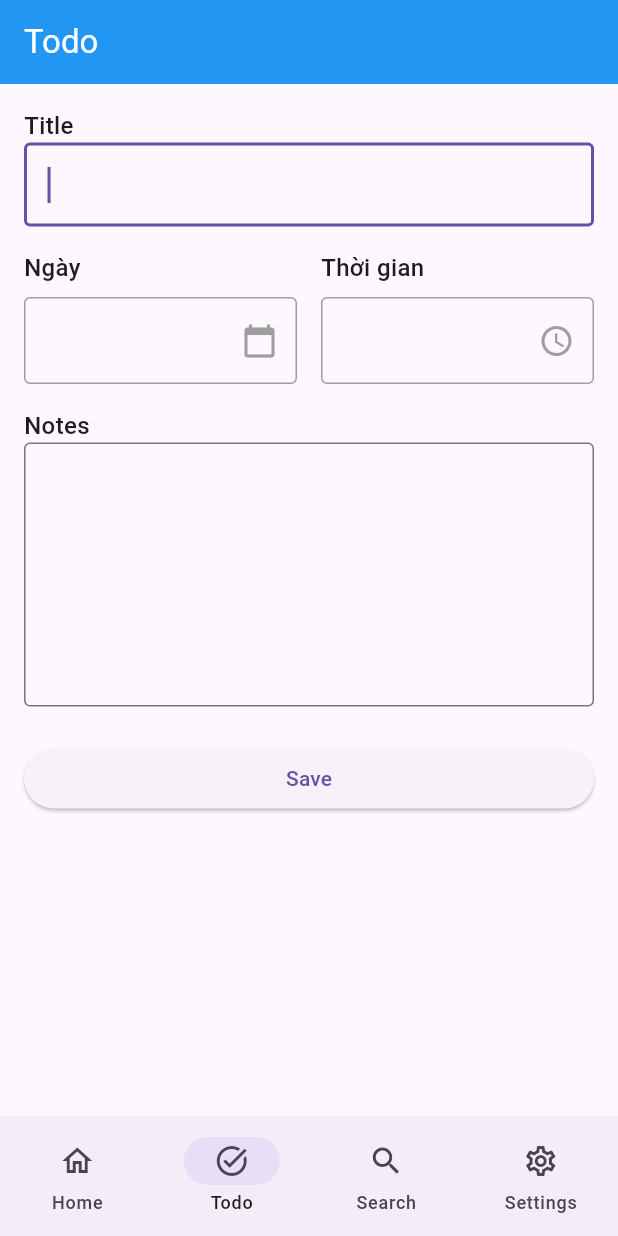
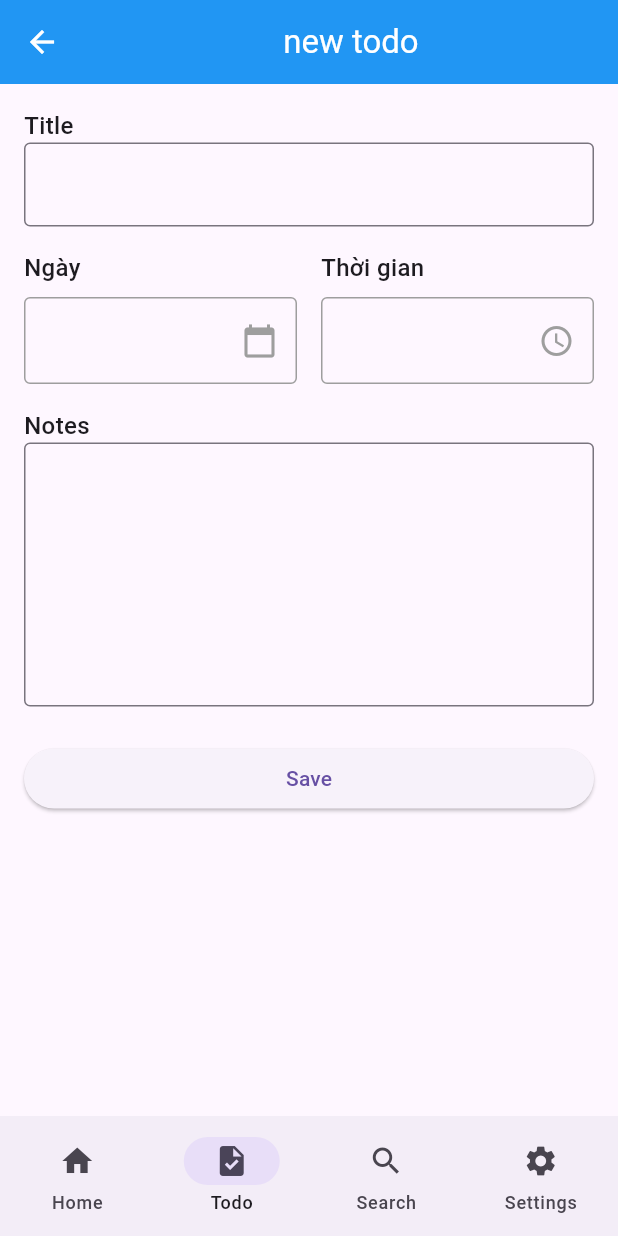
Before and after one commit to nxhung2304/todo_app_riverpod, a Flutter app: the screen it shows after launch, item 2 of the bottom bar chosen, after a tap on "Add new 1", on a phone screen of 412 x 824 dp. Run offline on Flutter 3.47's test engine with Material 3 defaults, Android fonts, the phone set to English and light mode, and no system bars; our stand-ins replace flutter_hooks, freezed_annotation, go_router, hooks_riverpod, riverpod_annotation; generated files the repository leaves out were written again.

Commit message:
use simple appbar instead of shellpage

```diff
--- a/lib/config/router/app_router.dart
+++ b/lib/config/router/app_router.dart
@@ -1,7 +1,4 @@
 import 'package:go_router/go_router.dart';
-import 'package:learn_riverpod/config/router/app_routes.dart';
-import 'package:learn_riverpod/features/app/presentation/widgets/app_navigation.dart';
-
 import 'package:learn_riverpod/features/todo/presentation/pages/home_page.dart';
 import 'package:learn_riverpod/features/todo/presentation/pages/my_todo_page.dart';
 import 'package:learn_riverpod/features/todo/presentation/pages/new_todo_page.dart';
@@ -9,26 +6,14 @@ import 'package:learn_riverpod/features/todo/presentation/pages/search_page.dart
 import 'package:learn_riverpod/features/todo/presentation/pages/settings_page.dart';
 
 final appRouter = GoRouter(
-  initialLocation: AppRoutes.home,
-  routes: [
-    StatefulShellRoute.indexedStack(
-      builder: (context, state, navigationShell) {
-        return AppNavigation(navigationShell: navigationShell);
-      },
-      branches: [
-        StatefulShellBranch(
+  initialLocation: '/home',
   routes: [
     GoRoute(
-              path: AppRoutes.home,
+      path: '/home',
       builder: (context, state) => HomePage(),
     ),
-          ],
-        ),
-
-        StatefulShellBranch(
-          routes: [
     GoRoute(
-              path: AppRoutes.todo,
+      path: '/todo',
       builder: (context, state) => MyTodoPage(),
       routes: [
         GoRoute(
@@ -37,27 +22,13 @@ final appRouter = GoRouter(
         ),
       ],
     ),
-          ],
-        ),
-
-        StatefulShellBranch(
-          routes: [
     GoRoute(
-              path: AppRoutes.search,
+      path: '/search',
       builder: (context, state) => SearchPage(),
     ),
-          ],
-        ),
-
-        StatefulShellBranch(
-          routes: [
     GoRoute(
-              path: AppRoutes.settings,
+      path: '/settings',
       builder: (context, state) => SettingsPage(),
     ),
   ],
-        ),
-      ],
-    ),
-  ],
 );
--- a/lib/features/app/presentation/widgets/adaptive_app_bar.dart
+++ /dev/null
@@ -1,35 +0,0 @@
-import 'package:flutter/material.dart';
-import 'package:hooks_riverpod/hooks_riverpod.dart';
-import 'package:learn_riverpod/features/app/presentation/providers/app_bar_controller_provider.dart';
-
-class AdaptiveAppBar extends ConsumerWidget implements PreferredSizeWidget {
-  const AdaptiveAppBar({super.key});
-
-  @override
-  Widget build(BuildContext context, WidgetRef ref) {
-    final appBarState = ref.watch(appBarControllerProvider);
-
-    Widget? buildLeading() {
-      return appBarState.showBackButton
-          ? IconButton(
-            icon: const Icon(Icons.arrow_back),
-            onPressed:
-                appBarState.onBackPressed ?? () => Navigator.of(context).pop(),
-          )
-          : null;
-    }
-
-    return AppBar(
-      title: Text(appBarState.title),
-      backgroundColor: appBarState.backgroundColor,
-      foregroundColor: appBarState.foregroundColor,
-      centerTitle: appBarState.centerTitle,
-      elevation: appBarState.elevation,
-      leading: buildLeading(),
-      actions: appBarState.actions,
-    );
-  }
-
-  @override
-  Size get preferredSize => const Size.fromHeight(kToolbarHeight);
-}
--- a/lib/features/app/presentation/widgets/adaptive_bottom_app_bar.dart
+++ /dev/null
@@ -1,73 +0,0 @@
-import 'package:flutter/material.dart';
-import 'package:go_router/go_router.dart';
-import 'package:hooks_riverpod/hooks_riverpod.dart';
-import 'package:learn_riverpod/features/app/presentation/providers/app_bar_config_provider.dart';
-import 'package:learn_riverpod/features/app/presentation/providers/app_bar_controller_provider.dart';
-
-class AdaptiveBottomAppBar extends ConsumerWidget {
-  final StatefulNavigationShell navigationShell;
-
-  const AdaptiveBottomAppBar({super.key, required this.navigationShell});
-
-  @override
-  Widget build(BuildContext context, WidgetRef ref) {
-    final appBarState = ref.watch(appBarControllerProvider);
-
-    if (!appBarState.showBottomNav) {
-      return const SizedBox.shrink();
-    }
-
-    return NavigationBar(
-      selectedIndex: navigationShell.currentIndex,
-      onDestinationSelected: (index) {
-        final isOtherTab = index != navigationShell.currentIndex;
-        if (isOtherTab) {
-          _updateAppBarForTab(ref, index);
-        }
-
-        navigationShell.goBranch(index);
-      },
-      destinations: const [
-        NavigationDestination(
-          icon: Icon(Icons.home_outlined),
-          selectedIcon: Icon(Icons.home),
-          label: 'Home',
-        ),
-        NavigationDestination(
-          icon: Icon(Icons.task_alt_outlined),
-          selectedIcon: Icon(Icons.task_alt),
-          label: 'Todo',
-        ),
-        NavigationDestination(
-          icon: Icon(Icons.search_outlined),
-          selectedIcon: Icon(Icons.search),
-          label: 'Search',
-        ),
-        NavigationDestination(
-          icon: Icon(Icons.settings_outlined),
-          selectedIcon: Icon(Icons.settings),
-          label: 'Settings',
-        ),
-      ],
-    );
-  }
-
-  void _updateAppBarForTab(WidgetRef ref, int tabIndex) {
-    final appBarDefaultConfig = ref.read(appBarConfigProvider.notifier);
-
-    switch (tabIndex) {
-      case 0:
-        appBarDefaultConfig.setHomeConfig();
-        break;
-      case 1:
-        appBarDefaultConfig.setTodoListConfig();
-        break;
-      case 2:
-        appBarDefaultConfig.setSearchConfig();
-        break;
-      case 3:
-        appBarDefaultConfig.setSettingsConfig();
-        break;
-    }
-  }
-}
--- a/lib/features/app/presentation/widgets/app_navigation.dart
+++ /dev/null
@@ -1,23 +0,0 @@
-// app_navigation.dart
-import 'package:flutter/material.dart';
-import 'package:go_router/go_router.dart';
-import 'package:hooks_riverpod/hooks_riverpod.dart';
-import 'package:learn_riverpod/features/app/presentation/widgets/adaptive_app_bar.dart';
-import 'package:learn_riverpod/features/app/presentation/widgets/adaptive_bottom_app_bar.dart';
-
-class AppNavigation extends ConsumerWidget {
-  final StatefulNavigationShell navigationShell;
-
-  const AppNavigation({super.key, required this.navigationShell});
-
-  @override
-  Widget build(BuildContext context, WidgetRef ref) {
-    return Scaffold(
-      appBar: const AdaptiveAppBar(),
-      body: navigationShell,
-      bottomNavigationBar: AdaptiveBottomAppBar(
-        navigationShell: navigationShell,
-      ),
-    );
-  }
-}
--- /dev/null
+++ b/lib/features/app/presentation/widgets/shared_app_bar.dart
@@ -0,0 +1,27 @@
+import 'package:flutter/material.dart';
+import 'package:hooks_riverpod/hooks_riverpod.dart';
+
+class SharedAppBar extends ConsumerWidget implements PreferredSizeWidget {
+  final String title;
+  final Color backgroundColor;
+  final Color foregroundColor;
+
+  const SharedAppBar(
+    this.title,
+    this.backgroundColor,
+    this.foregroundColor, {
+    super.key,
+  });
+
+  @override
+  Widget build(BuildContext context, WidgetRef ref) {
+    return AppBar(
+      title: Center(child: Text(title)),
+      backgroundColor: backgroundColor,
+      foregroundColor: foregroundColor,
+    );
+  }
+
+  @override
+  Size get preferredSize => const Size.fromHeight(kToolbarHeight);
+}
--- /dev/null
+++ b/lib/features/app/presentation/widgets/shared_bottom_nav.dart
@@ -0,0 +1,56 @@
+import 'package:flutter/material.dart';
+import 'package:go_router/go_router.dart';
+import 'package:learn_riverpod/config/router/app_routes.dart';
+
+class SharedBottomNav extends StatelessWidget {
+  final String currentRoute;
+
+  const SharedBottomNav({super.key, required this.currentRoute});
+
+  @override
+  Widget build(BuildContext context) {
+    return NavigationBar(
+      selectedIndex: _getCurrentIndex(),
+      onDestinationSelected: (index) => _navigateToTab(context, index),
+      destinations: [
+        NavigationDestination(icon: Icon(Icons.home), label: 'Home'),
+        NavigationDestination(icon: Icon(Icons.task), label: 'Todo'),
+        NavigationDestination(icon: Icon(Icons.search), label: 'Search'),
+        NavigationDestination(icon: Icon(Icons.settings), label: 'Settings'),
+      ],
+    );
+  }
+
+  int _getCurrentIndex() {
+    switch (currentRoute) {
+      case '/home':
+        return 0;
+      case '/todo':
+        return 1;
+      case '/search':
+        return 2;
+      case '/settings':
+        return 3;
+      default:
+        if (currentRoute.startsWith('/todo')) return 1;
+        return 0;
+    }
+  }
+
+  void _navigateToTab(BuildContext context, int index) {
+    switch (index) {
+      case 0:
+        context.go(AppRoutes.home);
+        break;
+      case 1:
+        context.go(AppRoutes.todo);
+        break;
+      case 2:
+        context.go(AppRoutes.search);
+        break;
+      case 3:
+        context.go(AppRoutes.settings);
+        break;
+    }
+  }
+}
--- a/lib/features/todo/presentation/pages/home_page.dart
+++ b/lib/features/todo/presentation/pages/home_page.dart
@@ -1,11 +1,17 @@
 import 'package:flutter/material.dart';
-import 'package:hooks_riverpod/hooks_riverpod.dart';
+import 'package:learn_riverpod/config/router/app_routes.dart';
+import 'package:learn_riverpod/features/app/presentation/widgets/shared_app_bar.dart';
+import 'package:learn_riverpod/features/app/presentation/widgets/shared_bottom_nav.dart';
 
-class HomePage extends HookConsumerWidget {
+class HomePage extends StatelessWidget {
   const HomePage({super.key});
 
   @override
-  Widget build(BuildContext context, WidgetRef ref) {
-    return Text("Home page");
+  Widget build(BuildContext context) {
+    return Scaffold(
+      appBar: SharedAppBar('Home', Colors.blue, Colors.white),
+      body: Center(child: Text('Home Content 1')),
+      bottomNavigationBar: SharedBottomNav(currentRoute: AppRoutes.home),
+    );
   }
 }
--- a/lib/features/todo/presentation/pages/my_todo_page.dart
+++ b/lib/features/todo/presentation/pages/my_todo_page.dart
@@ -2,21 +2,27 @@ import 'package:flutter/material.dart';
 import 'package:go_router/go_router.dart';
 import 'package:hooks_riverpod/hooks_riverpod.dart';
 import 'package:learn_riverpod/config/router/app_routes.dart';
+import 'package:learn_riverpod/features/app/presentation/widgets/shared_app_bar.dart';
+import 'package:learn_riverpod/features/app/presentation/widgets/shared_bottom_nav.dart';
 
-class MyTodoPage extends HookConsumerWidget {
+class MyTodoPage extends HookConsumerWidget with RouteAware {
   const MyTodoPage({super.key});
 
   @override
   Widget build(BuildContext context, WidgetRef ref) {
-    return Column(
+    return Scaffold(
+      appBar: SharedAppBar('My todo', Colors.blue, Colors.white),
+      body: Column(
         children: [
           TextButton(
             child: Text("Add new 1"),
             onPressed: () {
-            context.go(AppRoutes.newTodo);
+              context.push(AppRoutes.newTodo);
             },
           ),
         ],
+      ),
+      bottomNavigationBar: SharedBottomNav(currentRoute: '/todo'),
     );
   }
 }
--- a/lib/features/todo/presentation/pages/new_todo_page.dart
+++ b/lib/features/todo/presentation/pages/new_todo_page.dart
@@ -67,13 +67,14 @@ import 'package:flutter/material.dart';
 import 'package:flutter_hooks/flutter_hooks.dart';
 import 'package:go_router/go_router.dart';
 import 'package:hooks_riverpod/hooks_riverpod.dart';
-import 'package:learn_riverpod/config/router/app_routes.dart';
+import 'package:learn_riverpod/features/app/presentation/widgets/shared_app_bar.dart';
+import 'package:learn_riverpod/features/app/presentation/widgets/shared_bottom_nav.dart';
 import 'package:learn_riverpod/features/todo/presentation/providers/new_todo_form_provider.dart';
 import 'package:learn_riverpod/features/todo/presentation/providers/submit_todo_provider.dart';
 import 'package:learn_riverpod/features/todo/presentation/services/new_todo_form_service.dart';
 import 'package:learn_riverpod/features/todo/presentation/validators/todo_validators.dart';
 import 'package:learn_riverpod/features/todo/presentation/widgets/date_form_field.dart';
-import 'package:learn_riverpod/features/todo/presentation/widgets/text_form_field.dart';
+import 'package:learn_riverpod/features/todo/presentation/widgets/input_form_field.dart';
 import 'package:learn_riverpod/features/todo/presentation/widgets/time_form_field.dart';
 
 class NewTodoPage extends HookConsumerWidget {
@@ -96,7 +97,8 @@ class NewTodoPage extends HookConsumerWidget {
               backgroundColor: Colors.green,
             ),
           );
-          context.go(AppRoutes.home);
+          context.pop();
+          // context.go(AppRoutes.home);
         },
         error: (error, _) {
           ScaffoldMessenger.of(context).showSnackBar(
@@ -112,7 +114,9 @@ class NewTodoPage extends HookConsumerWidget {
       );
     });
 
-    return Form(
+    return Scaffold(
+      appBar: SharedAppBar('new todo', Colors.blue, Colors.white),
+      body: Form(
         key: formKey,
         child: SingleChildScrollView(
           padding: EdgeInsets.all(16.0),
@@ -122,15 +126,9 @@ class NewTodoPage extends HookConsumerWidget {
               SizedBox(height: 16),
               Row(
                 children: [
-                Expanded(
-                  // ← Wrap date field
-                  child: _buildDateField(ref, formState.selectedDate),
-                ),
-                SizedBox(width: 16), // ← Space giữa 2 field
-                Expanded(
-                  // ← Wrap time field
-                  child: _buildTimeField(ref, formState.selectedTime),
-                ),
+                  Expanded(child: _buildDateField(ref, formState.selectedDate)),
+                  SizedBox(width: 16),
+                  Expanded(child: _buildTimeField(ref, formState.selectedTime)),
                 ],
               ),
               SizedBox(height: 16),
@@ -140,6 +138,8 @@ class NewTodoPage extends HookConsumerWidget {
             ],
           ),
         ),
+      ),
+      bottomNavigationBar: SharedBottomNav(currentRoute: '/todo'),
     );
   }
 
@@ -151,7 +151,7 @@ class NewTodoPage extends HookConsumerWidget {
           "Title",
           style: TextStyle(fontSize: 16, fontWeight: FontWeight.w500),
         ),
-        BaseTextFormField(
+        InputFormField(
           validator: TodoValidators.validateTitle,
           initialValue: currentTitle,
           onChanged:
@@ -190,7 +190,7 @@ class NewTodoPage extends HookConsumerWidget {
           "Notes",
           style: TextStyle(fontSize: 16, fontWeight: FontWeight.w500),
         ),
-        BaseTextFormField(
+        InputFormField(
           initialValue: currentNotes,
           validator: TodoValidators.validateNotes,
           maxLines: 6,
--- a/lib/features/todo/presentation/widgets/text_form_field.dart
+++ b/lib/features/todo/presentation/widgets/input_form_field.dart
@@ -1,6 +1,6 @@
 import 'package:flutter/material.dart';
 
-class BaseTextFormField extends StatelessWidget {
+class InputFormField extends StatelessWidget {
   final String? hintText;
   final String? labelText;
   final int? maxLines;
@@ -8,7 +8,7 @@ class BaseTextFormField extends StatelessWidget {
   final String? initialValue;
   final ValueChanged<String>? onChanged;
 
-  const BaseTextFormField({
+  const InputFormField({
     super.key,
     this.validator,
     this.initialValue,
@@ -32,7 +32,7 @@ class BaseTextFormField extends StatelessWidget {
         errorStyle: TextStyle(color: Colors.red, fontSize: 12),
       ),
       validator: validator,
-      autofocus: true,
+      autofocus: false,
       textInputAction: TextInputAction.done,
     );
   }
--- a/lib/features/todo/presentation/widgets/todo_title_field.dart
+++ b/lib/features/todo/presentation/widgets/todo_title_field.dart
@@ -2,7 +2,7 @@ import 'package:flutter/material.dart';
 import 'package:hooks_riverpod/hooks_riverpod.dart';
 import 'package:learn_riverpod/features/todo/presentation/providers/new_todo_form_provider.dart';
 import 'package:learn_riverpod/features/todo/presentation/validators/todo_validators.dart';
-import 'package:learn_riverpod/features/todo/presentation/widgets/text_form_field.dart';
+import 'package:learn_riverpod/features/todo/presentation/widgets/input_form_field.dart';
 
 class TodoTitleField extends ConsumerWidget {
   const TodoTitleField({super.key});
@@ -18,7 +18,7 @@ class TodoTitleField extends ConsumerWidget {
           "Title",
           style: TextStyle(fontSize: 16, fontWeight: FontWeight.w500),
         ),
-        BaseTextFormField(
+        InputFormField(
           validator: TodoValidators.validateTitle,
           initialValue: currentTitle,
           onChanged:
```
Also changed, not shown: lib/features/app/presentation/models/app_bar_state.dart (deleted, +0 -19 lines), lib/features/app/presentation/providers/app_bar_config_provider.dart (deleted, +0 -93 lines), lib/features/app/presentation/providers/app_bar_controller_provider.dart (deleted, +0 -145 lines), lib/features/todo/presentation/pages/search_page.dart (+9 -2 lines), lib/features/todo/presentation/pages/settings_page.dart (+9 -2 lines), lib/features/app/presentation/models/app_bar_state.freezed.dart (deleted), lib/features/app/presentation/providers/app_bar_config_provider.g.dart (deleted), lib/features/app/presentation/providers/app_bar_controller_provider.g.dart (deleted). Lines whose indentation alone changed are shown as unchanged.
